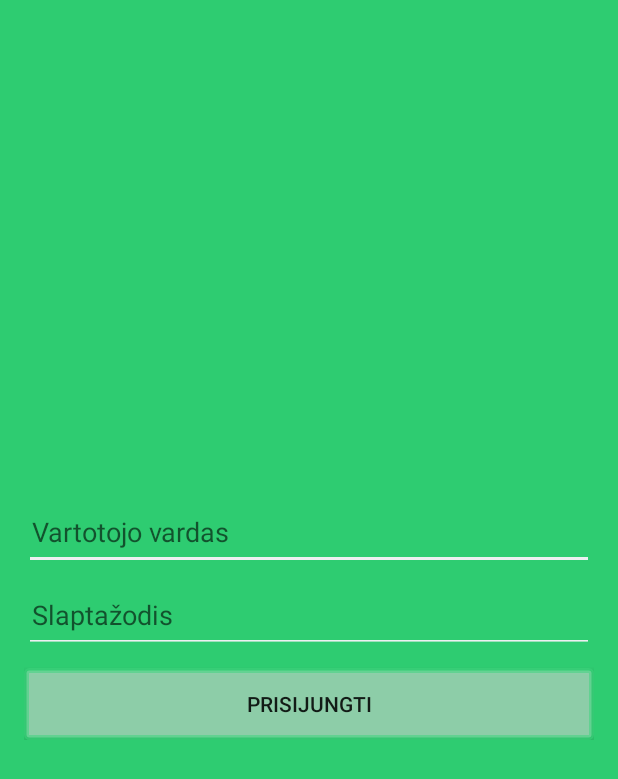
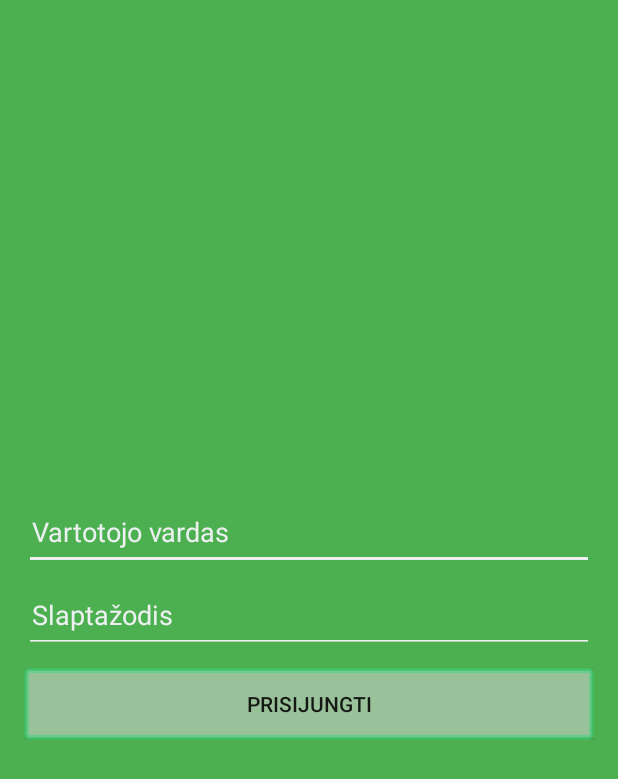
Before and after one commit to benasmi/sveikasGyvenimas, an Android app: the screen it shows after launch (LoginActivity), on a phone screen of 412 x 824 dp. Shown: the top 779 px of the screen. Run offline under Robolectric (Android 15) with nearby library versions, the phone set to English and light mode, and no system bars.

Commit message:
changed colors

```diff
--- a/sveikasGyvenimas/app/src/main/res/layout/activity_login.xml
+++ b/sveikasGyvenimas/app/src/main/res/layout/activity_login.xml
@@ -8,7 +8,7 @@
     android:paddingRight="@dimen/activity_horizontal_margin"
     android:paddingTop="@dimen/activity_vertical_margin"
     tools:context="com.sveikata.productions.mabe.sveikasgyvenimas.LoginActivity"
-    android:background="#2ecc71">
+    android:background="#4CAF50">
 
     <RelativeLayout
         android:layout_width="wrap_content"
@@ -20,6 +20,7 @@
         <EditText
             android:layout_width="380dp"
             android:layout_height="50dp"
+            android:textColorHint="#ecf0f1"
             android:id="@+id/editText6"
             android:layout_alignParentTop="true"
             android:layout_centerHorizontal="true"
@@ -31,6 +32,7 @@
             android:layout_height="50dp"
             android:inputType="textPassword"
             android:ems="10"
+            android:textColorHint="#ecf0f1"
             android:id="@+id/editText7"
             android:layout_below="@+id/editText6"
             android:layout_centerHorizontal="true"
--- a/sveikasGyvenimas/app/src/main/res/values/styles.xml
+++ b/sveikasGyvenimas/app/src/main/res/values/styles.xml
@@ -32,7 +32,7 @@
 </style>
 
     <style name="AppThemeNoBar" parent="Theme.AppCompat.Light.NoActionBar">
-        <item name="colorPrimaryDark">#27ae60</item>
+        <item name="colorPrimaryDark">#388E3C</item>
         <item name="colorPrimary">#2980b9</item>
         <item name="colorControlNormal">#ecf0f1</item>
         <item name="colorControlActivated">#ecf0f1</item>
```
